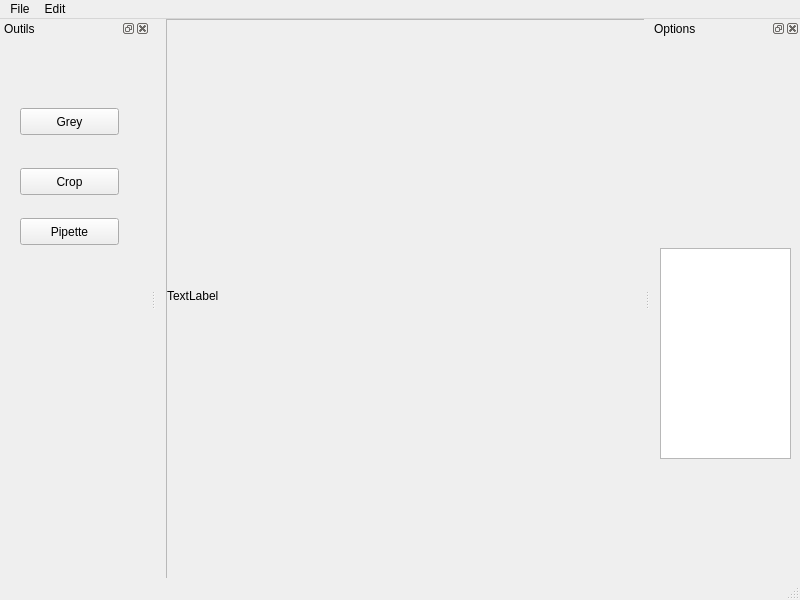
Before: the Qt Designer form MainWindow.ui in SkyHeaven/GMN, drawn with Qt 5.
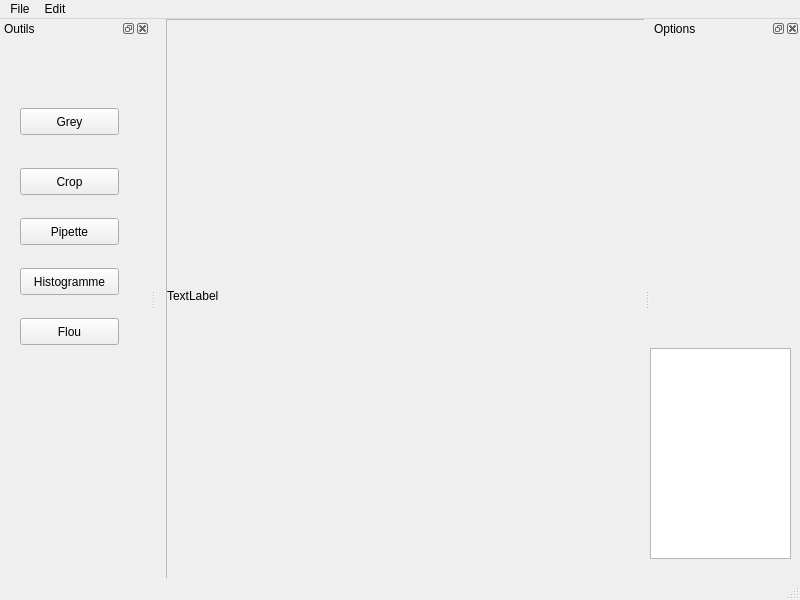
After: the same form once the commit is applied.

Commit message: resolution de pipette et bouton pour les fonctions suivantes

Diff of the .ui file:
```diff
--- a/MainWindow.ui
+++ b/MainWindow.ui
@@ -159,6 +159,32 @@
       <bool>true</bool>
      </property>
     </widget>
+    <widget class="QPushButton" name="Histogramme">
+     <property name="geometry">
+      <rect>
+       <x>20</x>
+       <y>230</y>
+       <width>99</width>
+       <height>27</height>
+      </rect>
+     </property>
+     <property name="text">
+      <string>Histogramme</string>
+     </property>
+    </widget>
+    <widget class="QPushButton" name="Flou">
+     <property name="geometry">
+      <rect>
+       <x>20</x>
+       <y>280</y>
+       <width>99</width>
+       <height>27</height>
+      </rect>
+     </property>
+     <property name="text">
+      <string>Flou</string>
+     </property>
+    </widget>
    </widget>
   </widget>
   <widget class="QDockWidget" name="Option">
@@ -184,9 +210,9 @@
     <widget class="QTextBrowser" name="AffInfo">
      <property name="geometry">
       <rect>
-       <x>10</x>
-       <y>210</y>
-       <width>131</width>
+       <x>0</x>
+       <y>310</y>
+       <width>141</width>
        <height>211</height>
       </rect>
      </property>
```
Left out of the diff: 18 changed lines with no effect on the pictures. The commit also changes 3 other files.
